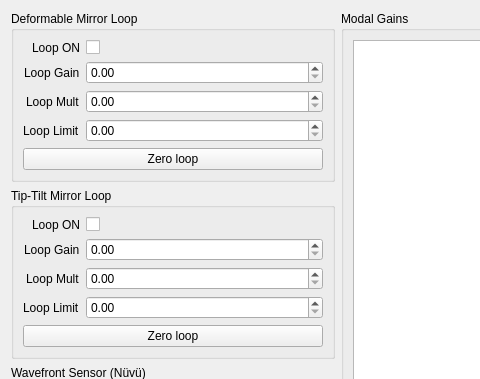
Qt form guis/ui/loop_controls.ui (janis-hag/kalao-ics) before a commit; both pictures show x 0 to 480 and y 0 to 379 of the 1233 by 894 pixel window.
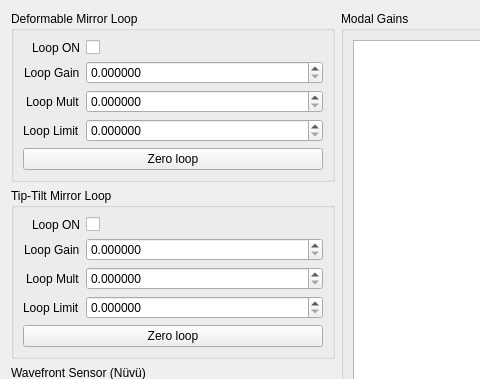
The same form after that commit. Custom widgets are drawn as their Qt base class.

```diff
--- a/guis/ui/loop_controls.ui
+++ b/guis/ui/loop_controls.ui
@@ -51,6 +51,9 @@
           <property name="keyboardTracking">
            <bool>false</bool>
           </property>
+          <property name="decimals">
+           <number>6</number>
+          </property>
           <property name="singleStep">
            <double>0.010000000000000</double>
           </property>
@@ -61,6 +64,9 @@
           <property name="keyboardTracking">
            <bool>false</bool>
           </property>
+          <property name="decimals">
+           <number>6</number>
+          </property>
           <property name="maximum">
            <double>1.000000000000000</double>
           </property>
@@ -88,6 +94,9 @@
           <property name="keyboardTracking">
            <bool>false</bool>
           </property>
+          <property name="decimals">
+           <number>6</number>
+          </property>
           <property name="maximum">
            <double>999.990000000000009</double>
           </property>
@@ -155,6 +164,9 @@
           <property name="keyboardTracking">
            <bool>false</bool>
           </property>
+          <property name="decimals">
+           <number>6</number>
+          </property>
           <property name="singleStep">
            <double>0.010000000000000</double>
           </property>
@@ -165,6 +177,9 @@
           <property name="keyboardTracking">
            <bool>false</bool>
           </property>
+          <property name="decimals">
+           <number>6</number>
+          </property>
           <property name="maximum">
            <double>1.000000000000000</double>
           </property>
@@ -178,6 +193,9 @@
           <property name="keyboardTracking">
            <bool>false</bool>
           </property>
+          <property name="decimals">
+           <number>6</number>
+          </property>
           <property name="maximum">
            <double>999.990000000000009</double>
           </property>
```
